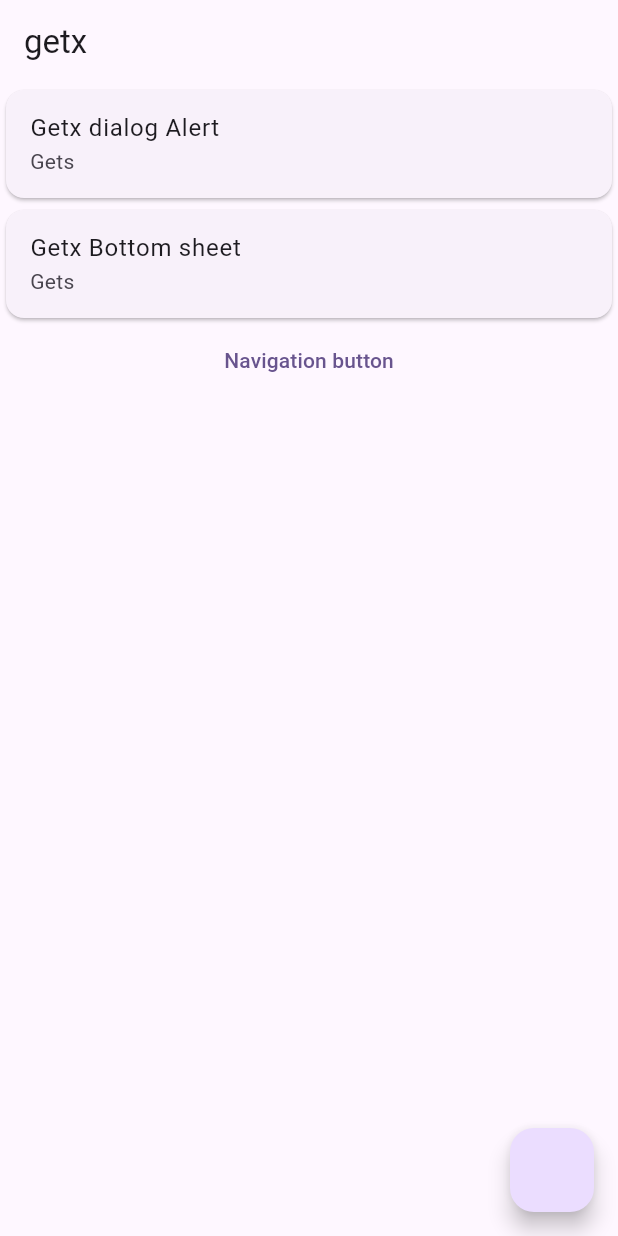
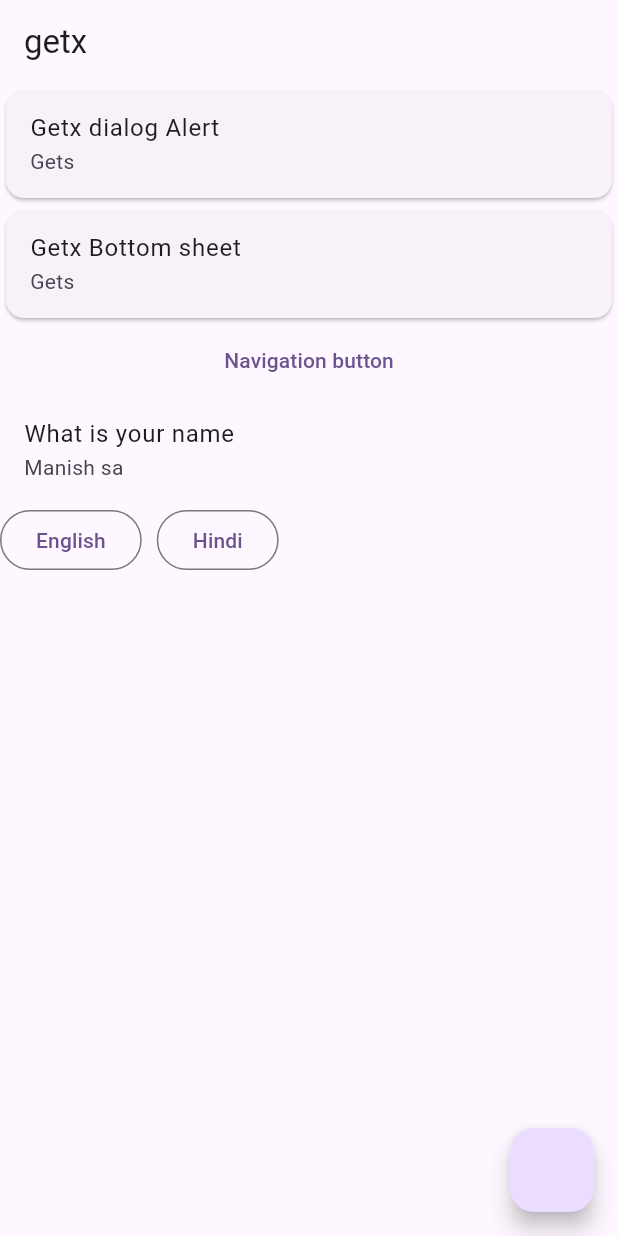
Before and after one commit to Manishs2261/Getx, a Flutter app: the screen it shows after launch, on a phone screen of 412 x 824 dp. Run offline on Flutter 3.47's test engine with Material 2 defaults, Android fonts, the light colour scheme and no system bars; our stand-ins replace get.

Commit message:
video 5, change languages  use

```diff
--- a/lib/main.dart
+++ b/lib/main.dart
@@ -1,6 +1,7 @@
 import 'package:flutter/material.dart';
 import 'package:get/get.dart';
 import 'package:getxuse/src/home/homescreen.dart';
+import 'package:getxuse/src/language/language.dart';
 
 void main() {
   runApp(const MyApp());
@@ -14,6 +15,11 @@ class MyApp extends StatelessWidget {
   Widget build(BuildContext context) {
     return GetMaterialApp(
       title: 'Flutter Demo',
+      translations: Language(),
+      locale: Locale('en','US'),
+
+      fallbackLocale: Locale('en','US'),
+
       theme: ThemeData(
 
         colorScheme: ColorScheme.fromSeed(seedColor: Colors.deepPurple),
--- a/lib/src/home/homescreen.dart
+++ b/lib/src/home/homescreen.dart
@@ -99,7 +99,26 @@ class _HomePageState extends State<HomePage> {
 
           TextButton(onPressed: (){
             Get.to(HomeOneScreen());
-          }, child: Text("Navigation button"))
+          }, child: Text("Navigation button")),
+
+
+          //========Languages changer ==========
+
+          ListTile(
+            title: Text('message'.tr),
+            subtitle: Text('name'.tr),
+          ),
+          Row(
+            children: [
+              OutlinedButton(onPressed: (){
+                Get.updateLocale(Locale('en','US'));
+              }, child: Text("English")),
+              SizedBox(width: 10,),
+              OutlinedButton(onPressed: (){
+                Get.updateLocale(Locale('ur','IN'));
+              }, child: Text("Hindi")),
+            ],
+          )
         ],
       ),
     );
--- /dev/null
+++ b/lib/src/language/language.dart
@@ -0,0 +1,22 @@
+import 'package:get/get_navigation/src/root/internacionalization.dart';
+
+class Language extends Translations{
+  @override
+  // TODO: implement keys
+  Map<String, Map<String, String>> get keys => {
+
+    'en_US':{
+
+      'message':'What is your name',
+      'name' :'Manish sa'
+    },
+    'ur_IN':{
+
+      'message':'आपका क्या नाम है',
+      'name' :'मनीष'
+    }
+  };
+
+
+
+}
```
